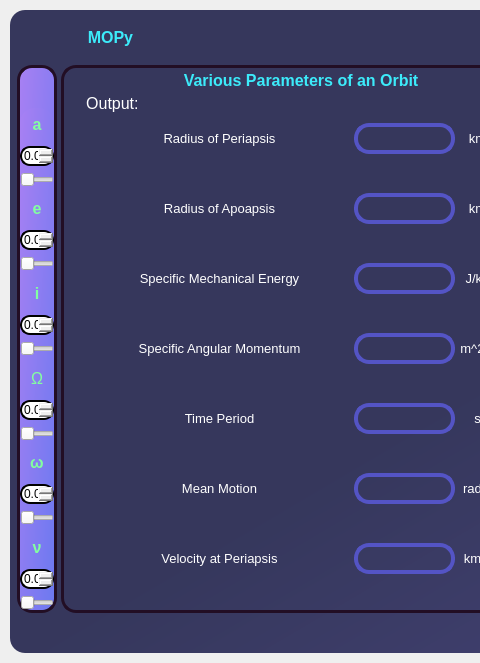
This is UI_Functions/Home_Page.ui in Mechanics-of-Orbit/MOPy as Qt 5 draws it before an edit; both pictures show x 0 to 480 and y 0 to 663 of the 1110 by 663 pixel window. The edited form follows.
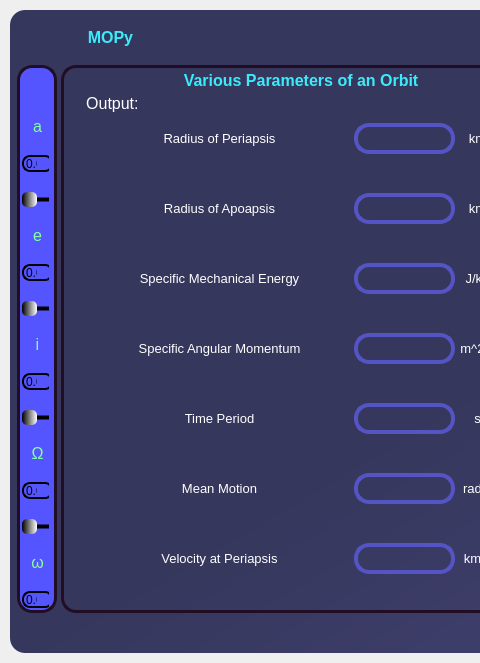
This is the edited form. The open tabs and pages were chosen to show the change. Icons and pictures are not drawn.

Commit message:
changed toggle menu
added more space between the widgets in the toggle  menu by adding a scroll area

Diff of the .ui file:
```diff
--- a/UI_Functions/Home_Page.ui
+++ b/UI_Functions/Home_Page.ui
@@ -4458,14 +4458,88 @@
 
 border: 3px solid rgb(34, 14, 36);
 border-radius: 15px;
-background-color: qlineargradient(spread:pad, x1:0, y1:0, x2:1, y2:1, stop:0 rgba(168, 128, 243, 255), stop:1 rgba(108, 121, 240, 255));
+background-color: rgb(85, 85, 255);
 }
 
 QFrame:hover{
 	border: 3px solid white;
 }
 
-</string>
+/* VERTICAL SCROLLBAR */
+ QScrollBar:vertical {
+	border: none;
+    background: rgb(45, 45, 68);
+    width: 5px;
+    margin: 15px 0 15px 0;
+	border-radius: 0px;
+ }
+
+/*  HANDLE BAR VERTICAL */
+QScrollBar::handle:vertical {	
+	background: transparent;
+	min-height: 30px;
+	border-radius: 2.4px;
+}
+QScrollBar::handle:vertical:hover{	
+	background-color: rgb(255, 0, 127);
+}
+QScrollBar::handle:vertical:pressed {	
+	background-color: rgb(185, 0, 92);
+}
+
+/* BTN TOP - SCROLLBAR */
+QScrollBar::sub-line:vertical {
+	border: none;
+	background:transparent;
+	height: 15px;
+	border-top-left-radius: 7px;
+	border-top-right-radius: 7px;
+	subcontrol-position: top;
+	subcontrol-origin: margin;
+}
+QScrollBar::sub-line:vertical:hover {	
+	background-color: rgb(255, 0, 127);
+}
+QScrollBar::sub-line:vertical:pressed {	
+	background-color: rgb(185, 0, 92);
+}
+
+/* BTN BOTTOM - SCROLLBAR */
+QScrollBar::add-line:vertical {
+	border: none;
+	background:transparent;
+	height: 15px;
+	border-bottom-left-radius: 7px;
+	border-bottom-right-radius: 7px;
+	subcontrol-position: bottom;
+	subcontrol-origin: margin;
+}
+QScrollBar::add-line:vertical:hover {	
+	background-color: rgb(255, 0, 127);
+}
+QScrollBar::add-line:vertical:pressed {	
+	background-color: rgb(185, 0, 92);
+}
+
+/* RESET ARROW */
+QScrollBar::up-arrow:vertical, QScrollBar::down-arrow:vertical {
+	background: none;
+}
+QScrollBar::add-page:vertical, QScrollBar::sub-page:vertical {
+	background: none;
+}
+
+
+
+
+
+ QScrollBar:horizontal {
+	border: none;
+    background: rgb(45, 45, 68);
+    width: 5px;
+    margin: 15px 0 15px 0;
+	border-radius: 0px;
+ }</string>
                 </property>
                 <property name="frameShape">
                  <enum>QFrame::StyledPanel</enum>
@@ -4493,7 +4567,59 @@
                   <number>0</number>
                  </property>
                  <item>
+                  <widget class="QScrollArea" name="scrollArea">
+                   <property name="minimumSize">
+                    <size>
+                     <width>20</width>
+                     <height>0</height>
+                    </size>
+                   </property>
+                   <property name="styleSheet">
+                    <string notr="true">border:none;
+background:transparent;</string>
+                   </property>
+                   <property name="widgetResizable">
+                    <bool>true</bool>
+                   </property>
+                   <widget class="QWidget" name="scrollAreaWidgetContents">
+                    <property name="geometry">
+                     <rect>
+                      <x>0</x>
+                      <y>0</y>
+                      <width>35</width>
+                      <height>680</height>
+                     </rect>
+                    </property>
+                    <property name="minimumSize">
+                     <size>
+                      <width>35</width>
+                      <height>680</height>
+                     </size>
+                    </property>
+                    <layout class="QVBoxLayout" name="verticalLayout_24">
+                     <property name="spacing">
+                      <number>0</number>
+                     </property>
+                     <property name="leftMargin">
+                      <number>0</number>
+                     </property>
+                     <property name="topMargin">
+                      <number>0</number>
+                     </property>
+                     <property name="rightMargin">
+                      <number>0</number>
+                     </property>
+                     <property name="bottomMargin">
+                      <number>0</number>
+                     </property>
+                     <item>
                   <widget class="QFrame" name="toggle_menu_btn_frame">
+                       <property name="minimumSize">
+                        <size>
+                         <width>0</width>
+                         <height>40</height>
+                        </size>
+                       </property>
                    <property name="maximumSize">
                     <size>
                      <width>16777215</width>
@@ -4539,12 +4665,6 @@
                     </property>
                     <item>
                      <widget class="QPushButton" name="toggle_menu_btn">
-                      <property name="maximumSize">
-                       <size>
-                        <width>16777215</width>
-                        <height>15</height>
-                       </size>
-                      </property>
                       <property name="styleSheet">
                        <string notr="true">QPushButton{
 	background-color:transparent;
@@ -4568,7 +4688,21 @@
                  <item>
                   <widget class="QFrame" name="toggle_menu_slider_frame">
                    <property name="styleSheet">
-                    <string notr="true">border:none;
+                        <string notr="true">QFrame{
+border:none;
+}
+QSlider::handle:horizontal {
+    
+	background-color: qlineargradient(spread:pad, x1:0, y1:0, x2:1, y2:0, stop:0 rgba(0, 0, 0, 255), stop:1 rgba(255, 255, 255, 255));
+	
+    border: 0px solid;
+    height: 20px;
+    width: 20px;
+	border-radius:5.4px;
+	
+    
+    }
+
 </string>
                    </property>
                    <property name="frameShape">
@@ -4579,16 +4713,16 @@
                    </property>
                    <layout class="QVBoxLayout" name="verticalLayout_3">
                     <property name="spacing">
-                     <number>6</number>
+                         <number>20</number>
                     </property>
                     <property name="leftMargin">
-                     <number>0</number>
+                         <number>2</number>
                     </property>
                     <property name="topMargin">
-                     <number>0</number>
+                         <number>10</number>
                     </property>
                     <property name="rightMargin">
-                     <number>0</number>
+                         <number>2</number>
                     </property>
                     <property name="bottomMargin">
                      <number>0</number>
@@ -4598,8 +4732,8 @@
                       <property name="font">
                        <font>
                         <pointsize>12</pointsize>
-                        <weight>75</weight>
-                        <bold>true</bold>
+                            <weight>50</weight>
+                            <bold>false</bold>
                        </font>
                       </property>
                       <property name="styleSheet">
@@ -4608,9 +4742,7 @@
 background:transparent;
 }
 
-QLabel:hover{
-background-color: qlineargradient(spread:pad, x1:0, y1:0, x2:1, y2:1, stop:0 rgba(168, 128, 260, 255), stop:1 rgba(108, 121, 240, 255));
-}</string>
+</string>
                       </property>
                       <property name="text">
                        <string>a</string>
@@ -4656,7 +4788,7 @@
 
 QDoubleSpinBox{
 border: 2px solid black;
-border-radius: 10px;
+border-radius: 8px;
 }</string>
                       </property>
                       <property name="alignment">
@@ -4666,6 +4798,12 @@
                     </item>
                     <item>
                      <widget class="QSlider" name="semi_major_axis_toggle_menu_slider">
+                          <property name="styleSheet">
+                           <string notr="true"/>
+                          </property>
+                          <property name="maximum">
+                           <number>10</number>
+                          </property>
                       <property name="orientation">
                        <enum>Qt::Horizontal</enum>
                       </property>
@@ -4676,8 +4814,8 @@
                       <property name="font">
                        <font>
                         <pointsize>12</pointsize>
-                        <weight>75</weight>
-                        <bold>true</bold>
+                            <weight>50</weight>
+                            <bold>false</bold>
                        </font>
                       </property>
                       <property name="styleSheet">
@@ -4686,9 +4824,7 @@
 background:transparent;
 }
 
-QLabel:hover{
-background-color: qlineargradient(spread:pad, x1:0, y1:0, x2:1, y2:1, stop:0 rgba(168, 128, 260, 255), stop:1 rgba(108, 121, 240, 255));
-}</string>
+</string>
                       </property>
                       <property name="text">
                        <string>e</string>
@@ -4734,7 +4870,7 @@
 
 QDoubleSpinBox{
 border: 2px solid black;
-border-radius: 10px;
+border-radius: 8px;
 }</string>
                       </property>
                       <property name="alignment">
@@ -4744,6 +4880,9 @@
                     </item>
                     <item>
                      <widget class="QSlider" name="eccentricity_toggle_menu_slider">
+                          <property name="styleSheet">
+                           <string notr="true"/>
+                          </property>
                       <property name="orientation">
                        <enum>Qt::Horizontal</enum>
                       </property>
@@ -4754,8 +4893,8 @@
                       <property name="font">
                        <font>
                         <pointsize>12</pointsize>
-                        <weight>75</weight>
-                        <bold>true</bold>
+                            <weight>50</weight>
+                            <bold>false</bold>
                        </font>
                       </property>
                       <property name="styleSheet">
@@ -4764,9 +4903,7 @@
 background:transparent;
 }
 
-QLabel:hover{
-background-color: qlineargradient(spread:pad, x1:0, y1:0, x2:1, y2:1, stop:0 rgba(168, 128, 260, 255), stop:1 rgba(108, 121, 240, 255));
-}</string>
+</string>
                       </property>
                       <property name="text">
                        <string>i</string>
@@ -4812,7 +4949,7 @@
 
 QDoubleSpinBox{
 border: 2px solid black;
-border-radius: 10px;
+border-radius: 8px;
 }</string>
                       </property>
                       <property name="alignment">
@@ -4822,6 +4959,9 @@
                     </item>
                     <item>
                      <widget class="QSlider" name="inclination_toggle_menu_slider">
+                          <property name="styleSheet">
+                           <string notr="true"/>
+                          </property>
                       <property name="orientation">
                        <enum>Qt::Horizontal</enum>
                       </property>
@@ -4842,9 +4982,7 @@
 background:transparent;
 }
 
-QLabel:hover{
-background-color: qlineargradient(spread:pad, x1:0, y1:0, x2:1, y2:1, stop:0 rgba(168, 128, 260, 255), stop:1 rgba(108, 121, 240, 255));
-}</string>
+</string>
                       </property>
                       <property name="text">
                        <string>Ω</string>
@@ -4890,7 +5028,7 @@
 
 QDoubleSpinBox{
 border: 2px solid black;
-border-radius: 10px;
+border-radius: 8px;
 }</string>
                       </property>
                       <property name="alignment">
@@ -4900,6 +5038,9 @@
                     </item>
                     <item>
                      <widget class="QSlider" name="RAAN_toggle_menu_slider">
+                          <property name="styleSheet">
+                           <string notr="true"/>
+                          </property>
                       <property name="orientation">
                        <enum>Qt::Horizontal</enum>
                       </property>
@@ -4910,8 +5051,8 @@
                       <property name="font">
                        <font>
                         <pointsize>12</pointsize>
-                        <weight>75</weight>
-                        <bold>true</bold>
+                            <weight>50</weight>
+                            <bold>false</bold>
                        </font>
                       </property>
                       <property name="styleSheet">
@@ -4920,9 +5061,7 @@
 background:transparent;
 }
 
-QLabel:hover{
-background-color: qlineargradient(spread:pad, x1:0, y1:0, x2:1, y2:1, stop:0 rgba(168, 128, 260, 255), stop:1 rgba(108, 121, 240, 255));
-}</string>
+</string>
                       </property>
                       <property name="text">
                        <string>ω</string>
@@ -4968,7 +5107,7 @@
 
 QDoubleSpinBox{
 border: 2px solid black;
-border-radius: 10px;
+border-radius: 8px;
 }</string>
                       </property>
                       <property name="alignment">
@@ -4978,6 +5117,9 @@
                     </item>
                     <item>
                      <widget class="QSlider" name="arg_of_per_toggle_menu_slider">
+                          <property name="styleSheet">
+                           <string notr="true"/>
+                          </property>
                       <property name="orientation">
                        <enum>Qt::Horizontal</enum>
                       </property>
@@ -4988,8 +5130,8 @@
                       <property name="font">
                        <font>
                         <pointsize>12</pointsize>
-                        <weight>75</weight>
-                        <bold>true</bold>
+                            <weight>50</weight>
+                            <bold>false</bold>
                        </font>
                       </property>
                       <property name="styleSheet">
@@ -4998,9 +5140,7 @@
 background:transparent;
 }
 
-QLabel:hover{
-background-color: qlineargradient(spread:pad, x1:0, y1:0, x2:1, y2:1, stop:0 rgba(168, 128, 260, 255), stop:1 rgba(108, 121, 240, 255));
-}</string>
+</string>
                       </property>
                       <property name="text">
                        <string>ν</string>
@@ -5046,7 +5186,7 @@
 
 QDoubleSpinBox{
 border: 2px solid black;
-border-radius: 10px;
+border-radius: 8px;
 }</string>
                       </property>
                       <property name="alignment">
@@ -5056,12 +5196,19 @@
                     </item>
                     <item>
                      <widget class="QSlider" name="tru_ano_toggle_menu_slider">
+                          <property name="styleSheet">
+                           <string notr="true"/>
+                          </property>
                       <property name="orientation">
                        <enum>Qt::Horizontal</enum>
                       </property>
                      </widget>
                     </item>
                    </layout>
+                      </widget>
+                     </item>
+                    </layout>
+                   </widget>
                   </widget>
                  </item>
                 </layout>
```
Left out of the diff: 4 changed lines with no effect on the pictures. Lines whose indentation alone changed are shown as unchanged. The commit also changes 2 other files.
